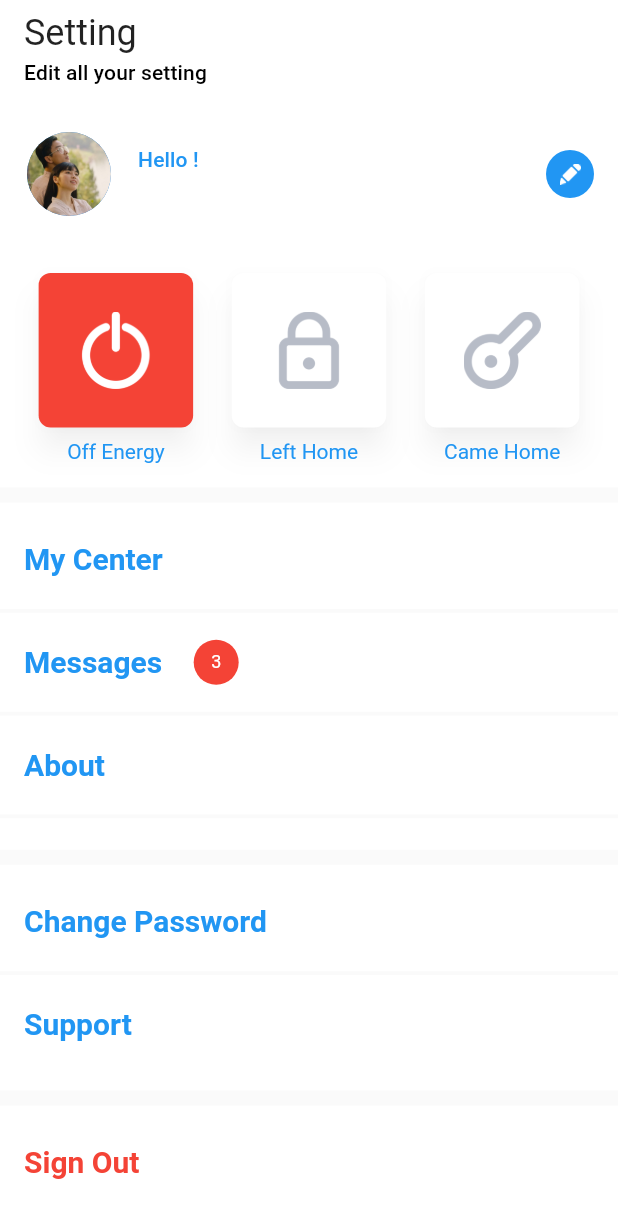
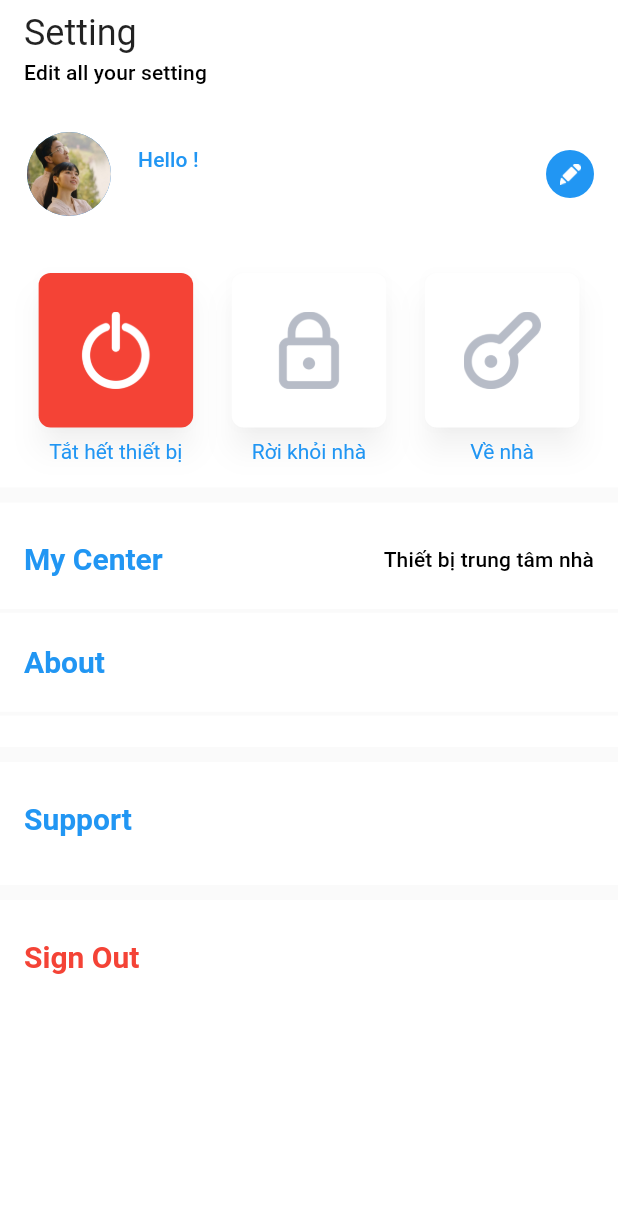
Before and after one commit to vu111293/mcom-daikin, a Flutter app: the SettingScreen screen opened directly, on a phone screen of 412 x 824 dp. Shown: the top 1218 px of the screen. Run offline on Flutter 3.47's test engine with Material 2 defaults, Android fonts, the phone set to English and light mode, and no system bars; our stand-ins replace bot_toast, carousel_slider, connectivity, date_format, device_info, dio and 8 more; missing offline and left inert: flutter_gauge; accounts and stored records are empty; generated files the repository leaves out were written again.

Commit message:
[App] Hiển thị thêm tên thiết bị trung tâm hiện tại đang truy cập

```diff
--- a/daikin/lib/ui/setting/setting_screen.dart
+++ b/daikin/lib/ui/setting/setting_screen.dart
@@ -108,7 +108,7 @@ class SettingScreenState extends State<SettingScreen> with SingleTickerProviderS
                         Padding(
                           padding: EdgeInsets.only(top: 8.0),
                           child: Text(
-                            "Off Energy",
+                            "Tắt hết thiết bị",
                             style: ptBody1(context).copyWith(color: ptPrimaryColor(context)),
                             textAlign: TextAlign.center,
                           ),
@@ -137,7 +137,7 @@ class SettingScreenState extends State<SettingScreen> with SingleTickerProviderS
                         Padding(
                           padding: EdgeInsets.only(top: 8.0),
                           child: Text(
-                            "Left Home",
+                            "Rời khỏi nhà",
                             style: ptBody1(context).copyWith(color: ptPrimaryColor(context)),
                             textAlign: TextAlign.center,
                           ),
@@ -166,7 +166,7 @@ class SettingScreenState extends State<SettingScreen> with SingleTickerProviderS
                         Padding(
                           padding: EdgeInsets.only(top: 8.0),
                           child: Text(
-                            "Came Home",
+                            "Về nhà",
                             style: ptBody1(context).copyWith(color: ptPrimaryColor(context)),
                             textAlign: TextAlign.center,
                           ),
@@ -190,30 +190,9 @@ class SettingScreenState extends State<SettingScreen> with SingleTickerProviderS
                     "My Center",
                     style: ptTitle(context).copyWith(color: ptPrimaryColor(context), fontWeight: FontWeight.w600),
                   ),
-                ),
-                Container(
-                  margin: EdgeInsets.symmetric(vertical: 5),
-                  color: HexColor("#fafafa"),
-                  height: 2.5,
-                ),
-                ListTile(
-                  leading: Text(
-                    "Messages",
-                    style: ptTitle(context).copyWith(color: ptPrimaryColor(context), fontWeight: FontWeight.w600),
-                  ),
-                  title: Container(
-                    width: 30,
-                    height: 30,
-                    child: Align(
-                      alignment: Alignment.centerLeft,
-                      child: CircleAvatar(
-                        backgroundColor: Colors.red,
-                        child: Text(
-                          "3",
-                          style: ptCaption(context).copyWith(color: Colors.white),
-                        ),
-                      ),
-                    ),
+                  trailing: Text(
+                    "Thiết bị trung tâm nhà",
+                    style: ptSubtitle(context).copyWith(),
                   ),
                 ),
                 Container(
@@ -221,6 +200,31 @@ class SettingScreenState extends State<SettingScreen> with SingleTickerProviderS
                   color: HexColor("#fafafa"),
                   height: 2.5,
                 ),
+                // ListTile(
+                //   leading: Text(
+                //     "Messages",
+                //     style: ptTitle(context).copyWith(color: ptPrimaryColor(context), fontWeight: FontWeight.w600),
+                //   ),
+                //   title: Container(
+                //     width: 30,
+                //     height: 30,
+                //     child: Align(
+                //       alignment: Alignment.centerLeft,
+                //       child: CircleAvatar(
+                //         backgroundColor: Colors.red,
+                //         child: Text(
+                //           "3",
+                //           style: ptCaption(context).copyWith(color: Colors.white),
+                //         ),
+                //       ),
+                //     ),
+                //   ),
+                // ),
+                // Container(
+                //   margin: EdgeInsets.symmetric(vertical: 5),
+                //   color: HexColor("#fafafa"),
+                //   height: 2.5,
+                // ),
                 ListTile(
                   leading: Text(
                     "About",
@@ -239,17 +243,17 @@ class SettingScreenState extends State<SettingScreen> with SingleTickerProviderS
                   color: HexColor("#fafafa"),
                   height: 10,
                 ),
-                ListTile(
-                  leading: Text(
-                    "Change Password",
-                    style: ptTitle(context).copyWith(color: ptPrimaryColor(context), fontWeight: FontWeight.w600),
-                  ),
-                ),
-                Container(
-                  margin: EdgeInsets.symmetric(vertical: 5),
-                  color: HexColor("#fafafa"),
-                  height: 2.5,
-                ),
+                // ListTile(
+                //   leading: Text(
+                //     "Change Password",
+                //     style: ptTitle(context).copyWith(color: ptPrimaryColor(context), fontWeight: FontWeight.w600),
+                //   ),
+                // ),
+                // Container(
+                //   margin: EdgeInsets.symmetric(vertical: 5),
+                //   color: HexColor("#fafafa"),
+                //   height: 2.5,
+                // ),
 
                 ListTile(
                   leading: Text(
```
